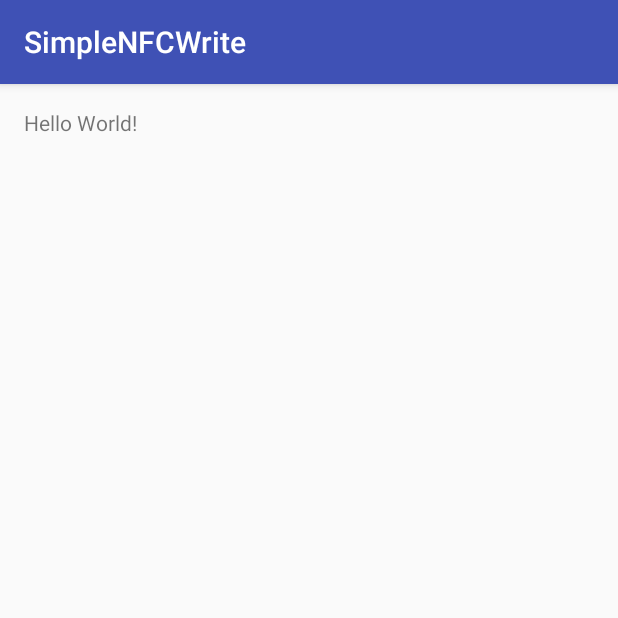
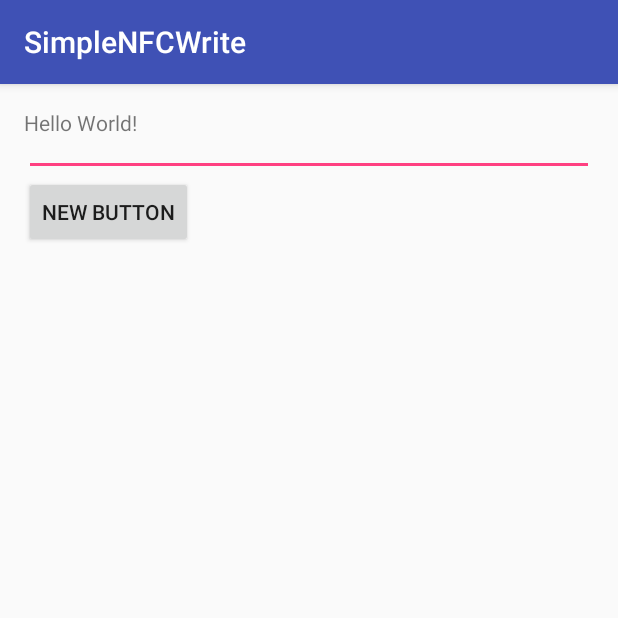
Before and after one commit to matisse11235813/AndroidNFC, an Android app: the screen it shows after launch (MainActivity), on a phone screen of 412 x 824 dp, the top half of it. Run offline under Robolectric (Android 15) with nearby library versions, the phone set to English and light mode, and no system bars.

```diff
--- a/SimpleNFCWrite/app/src/main/AndroidManifest.xml
+++ b/SimpleNFCWrite/app/src/main/AndroidManifest.xml
@@ -1,6 +1,10 @@
 <?xml version="1.0" encoding="utf-8"?>
 <manifest xmlns:android="http://schemas.android.com/apk/res/android"
     package="com.example.roy.simplenfcwrite">
+
+
+    <uses-sdk android:minSdkVersion="10" />
+    <uses-permission android:name="android.permission.NFC"></uses-permission>
 
     <application
         android:allowBackup="true"
--- a/SimpleNFCWrite/app/src/main/res/layout/activity_main.xml
+++ b/SimpleNFCWrite/app/src/main/res/layout/activity_main.xml
@@ -13,4 +13,24 @@
         android:layout_width="wrap_content"
         android:layout_height="wrap_content"
         android:text="Hello World!" />
+
+    <LinearLayout
+        android:orientation="vertical"
+        android:layout_width="match_parent"
+        android:layout_height="match_parent"
+        android:layout_alignParentTop="true"
+        android:layout_alignParentLeft="true"
+        android:layout_alignParentStart="true">
+
+        <EditText
+            android:layout_width="match_parent"
+            android:layout_height="wrap_content"
+            android:id="@+id/editText" />
+
+        <Button
+            android:layout_width="wrap_content"
+            android:layout_height="wrap_content"
+            android:text="New Button"
+            android:id="@+id/button" />
+    </LinearLayout>
 </RelativeLayout>
```
Also changed, not shown: SimpleNFCWrite/app/src/main/java/com/example/roy/simplenfcwrite/MainActivity.java (+145 -1 lines).
